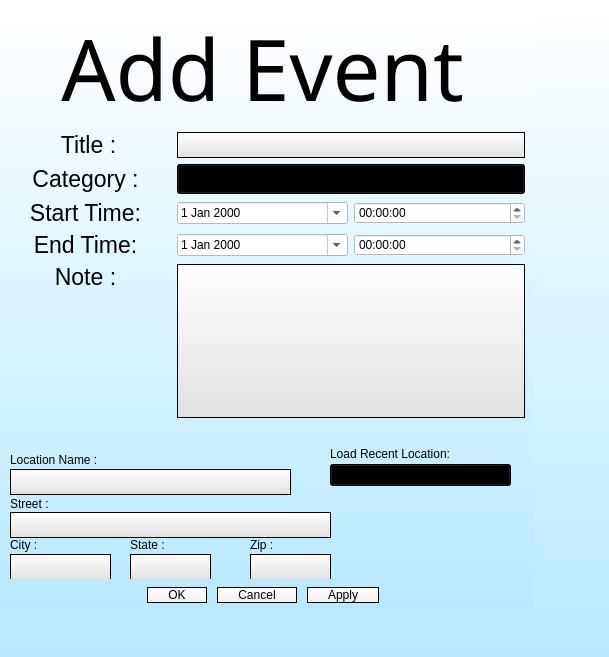
Old version of the form Calendar/addeventbutton.ui in the repository oscarl1127/CSUSM_CS441_Project.
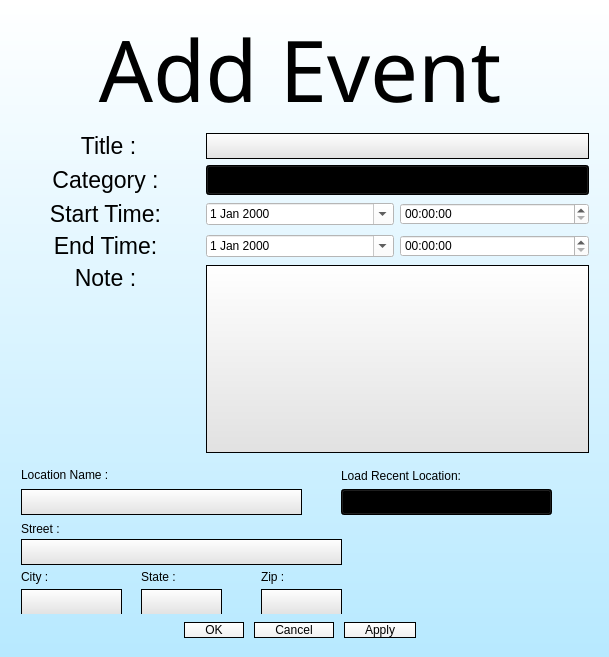
New version of the form.

Diff of the .ui file:
```diff
--- a/Calendar/addeventbutton.ui
+++ b/Calendar/addeventbutton.ui
@@ -16,15 +16,8 @@
   <property name="styleSheet">
    <string notr="true">background-color: qlineargradient(spread:reflect, x1:0, y1:1, x2:0, y2:0, stop:0 rgba(183, 233, 255, 255), stop:1 rgba(255, 255, 255, 255));</string>
   </property>
-  <widget class="QWidget" name="layoutWidget">
-   <property name="geometry">
-    <rect>
-     <x>0</x>
-     <y>10</y>
-     <width>534</width>
-     <height>601</height>
-    </rect>
-   </property>
+  <layout class="QVBoxLayout" name="verticalLayout">
+   <item>
    <layout class="QGridLayout" name="gridLayout" rowminimumheight="60,24,0,0,0,0,155,0">
     <property name="rightMargin">
      <number>9</number>
@@ -78,7 +71,7 @@
       <property name="font">
        <font>
         <family>Papyrus</family>
-        <pointsize>60</pointsize>
+         <pointsize>57</pointsize>
        </font>
       </property>
       <property name="styleSheet">
@@ -341,7 +334,7 @@
        <property name="geometry">
         <rect>
          <x>10</x>
-         <y>20</y>
+          <y>0</y>
          <width>121</width>
          <height>31</height>
         </rect>
@@ -376,7 +369,7 @@
        <property name="geometry">
         <rect>
          <x>10</x>
-         <y>113</y>
+          <y>110</y>
          <width>61</width>
          <height>16</height>
         </rect>
@@ -411,7 +404,7 @@
        <property name="geometry">
         <rect>
          <x>130</x>
-         <y>113</y>
+          <y>110</y>
          <width>60</width>
          <height>16</height>
         </rect>
@@ -427,7 +420,7 @@
        <property name="geometry">
         <rect>
          <x>10</x>
-         <y>70</y>
+          <y>60</y>
          <width>111</width>
          <height>20</height>
         </rect>
@@ -443,7 +436,7 @@
        <property name="geometry">
         <rect>
          <x>10</x>
-         <y>88</y>
+          <y>80</y>
          <width>321</width>
          <height>26</height>
         </rect>
@@ -462,7 +455,7 @@
        <property name="geometry">
         <rect>
          <x>250</x>
-         <y>113</y>
+          <y>110</y>
          <width>60</width>
          <height>16</height>
         </rect>
@@ -478,7 +471,7 @@
        <property name="geometry">
         <rect>
          <x>10</x>
-         <y>45</y>
+          <y>30</y>
          <width>281</width>
          <height>26</height>
         </rect>
@@ -497,9 +490,9 @@
        <property name="geometry">
         <rect>
          <x>330</x>
-         <y>40</y>
-         <width>181</width>
-         <height>22</height>
+          <y>30</y>
+          <width>211</width>
+          <height>26</height>
         </rect>
        </property>
        <property name="styleSheet">
@@ -510,7 +503,7 @@
        <property name="geometry">
         <rect>
          <x>330</x>
-         <y>20</y>
+          <y>10</y>
          <width>201</width>
          <height>20</height>
         </rect>
@@ -518,11 +511,15 @@
        <property name="text">
         <string>Load Recent Location:</string>
        </property>
+        <property name="alignment">
+         <set>Qt::AlignLeading|Qt::AlignLeft|Qt::AlignTop</set>
+        </property>
       </widget>
      </widget>
     </item>
    </layout>
-  </widget>
+   </item>
+  </layout>
  </widget>
  <resources/>
  <connections/>
```
Lines whose indentation alone changed are shown as unchanged.
